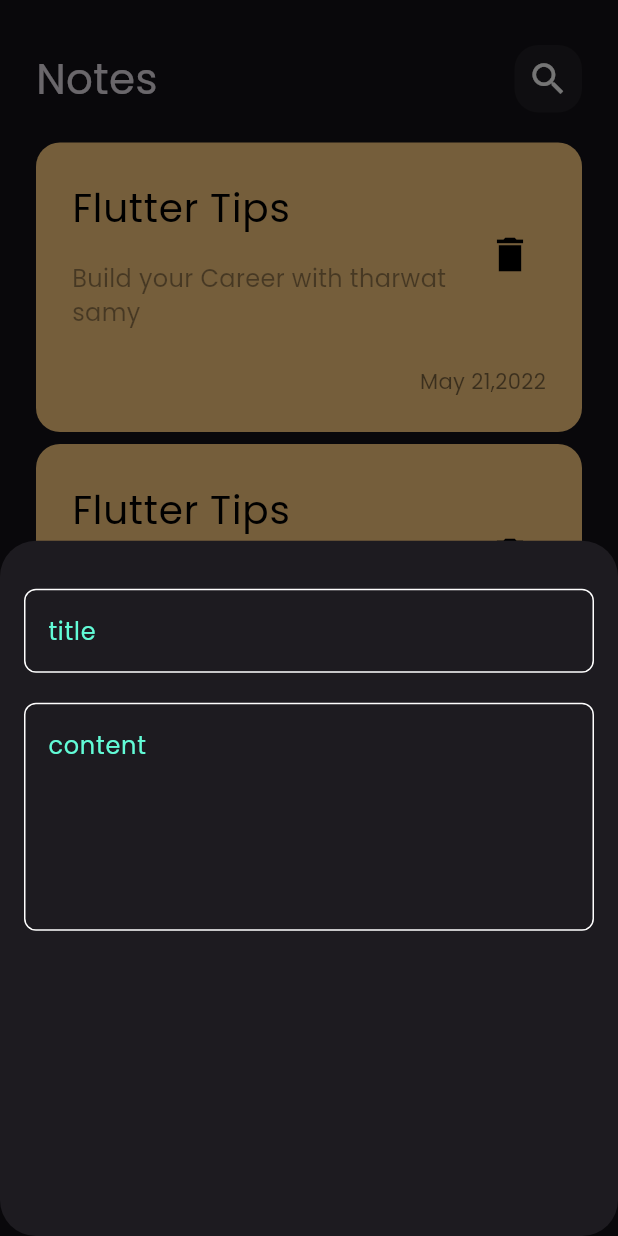
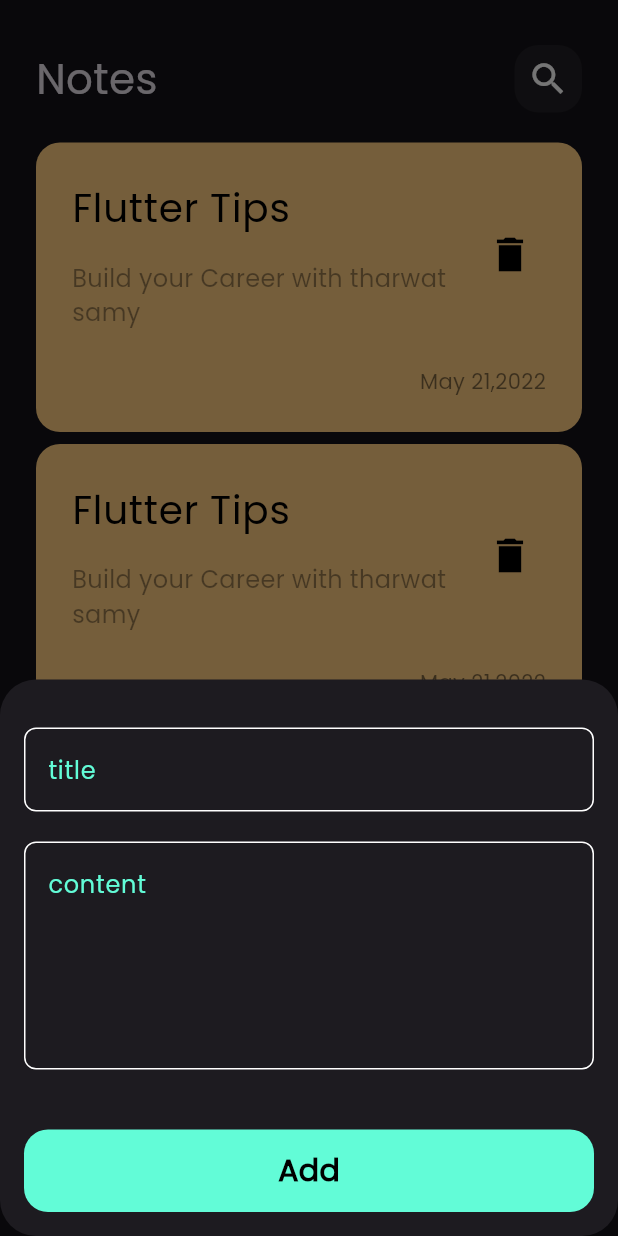
Before and after one commit to mohamedzebib22/Note_App, a Flutter app: the screen it shows after launch, after a tap on the "add" icon, on a phone screen of 412 x 824 dp. Run offline on Flutter 3.47's test engine with Material 3 defaults, Android fonts, the phone set to English and light mode, and no system bars.

Commit message:
finish add notes to buttom sheet

```diff
--- a/lib/views/widgets/add_note_bottom_sheet.dart
+++ b/lib/views/widgets/add_note_bottom_sheet.dart
@@ -1,4 +1,5 @@
 import 'package:flutter/material.dart';
+import 'package:note_app/views/widgets/custom_button.dart';
 import 'package:note_app/views/widgets/custom_text_feild.dart';
 
 class AddNoteBottomSheet extends StatelessWidget {
@@ -6,15 +7,26 @@ class AddNoteBottomSheet extends StatelessWidget {
 
   @override
   Widget build(BuildContext context) {
-    return  Padding(
+    return const Padding(
       padding: const  EdgeInsets.symmetric(horizontal: 16),
+      child: SingleChildScrollView(
         child: Column(
           children: [
             SizedBox(height: 32,),
+
             CustomTextFeild(hint: 'title',),
+
             SizedBox(height: 20,),
+
             CustomTextFeild(hint: 'content' , maxLines: 5,),
+
+            SizedBox(height: 40,),
+
+            CustomButton(),
+
+            SizedBox(height: 16,)
           ],
+        ),
       ),
     );
   }
--- /dev/null
+++ b/lib/views/widgets/custom_button.dart
@@ -0,0 +1,25 @@
+import 'package:flutter/material.dart';
+import 'package:note_app/constans.dart';
+
+class CustomButton extends StatelessWidget {
+  const CustomButton({super.key});
+
+  @override
+  Widget build(BuildContext context) {
+    return Container(
+      width: MediaQuery.of(context).size.width,
+      height: 55,
+      decoration: BoxDecoration(
+        color: kPrimaryColor,
+        borderRadius: BorderRadius.circular(16)
+      ),
+      child:const Center(
+        child: Text('Add' , style: TextStyle(
+          color: Colors.black,
+          fontSize: 20,
+          fontWeight: FontWeight.bold
+        ),),
+      ),
+    );
+  }
+}
```
Lines whose indentation alone changed are shown as unchanged.
